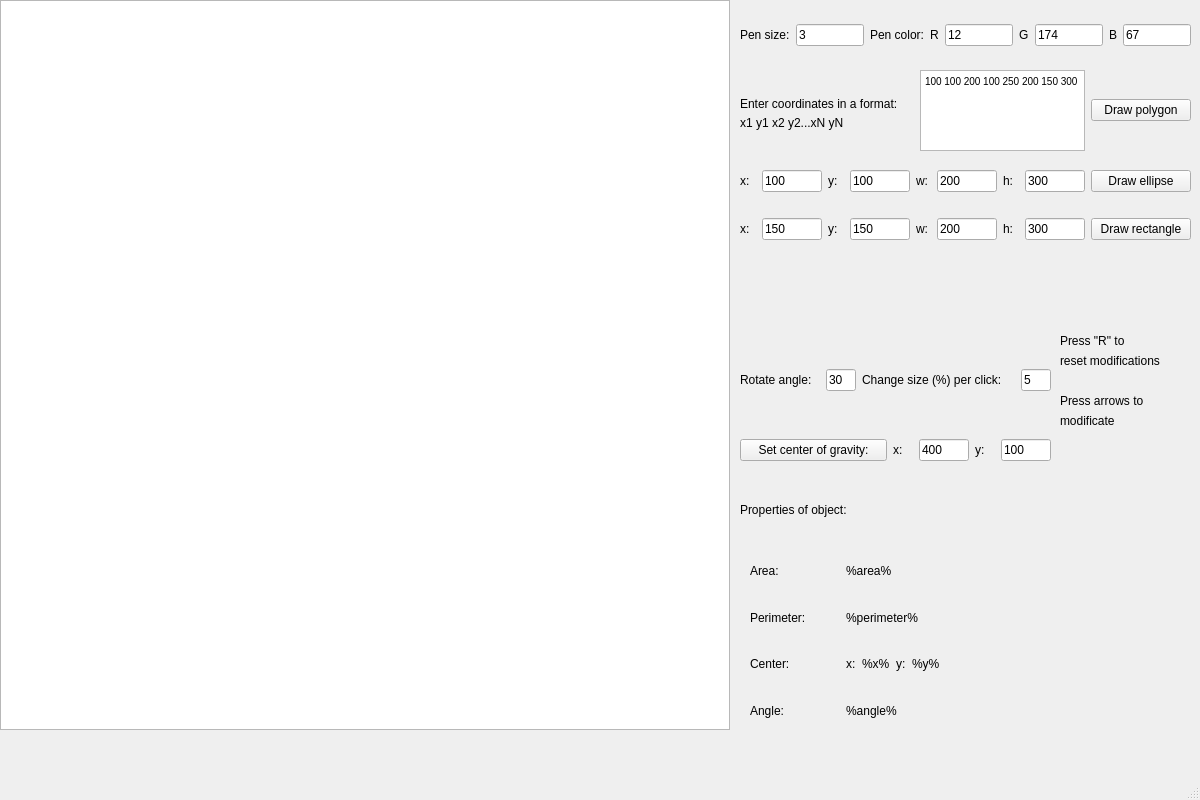
First picture: the form in mainwindow.ui, repository AHTOH2001/Cpp_lab1, before the edit.
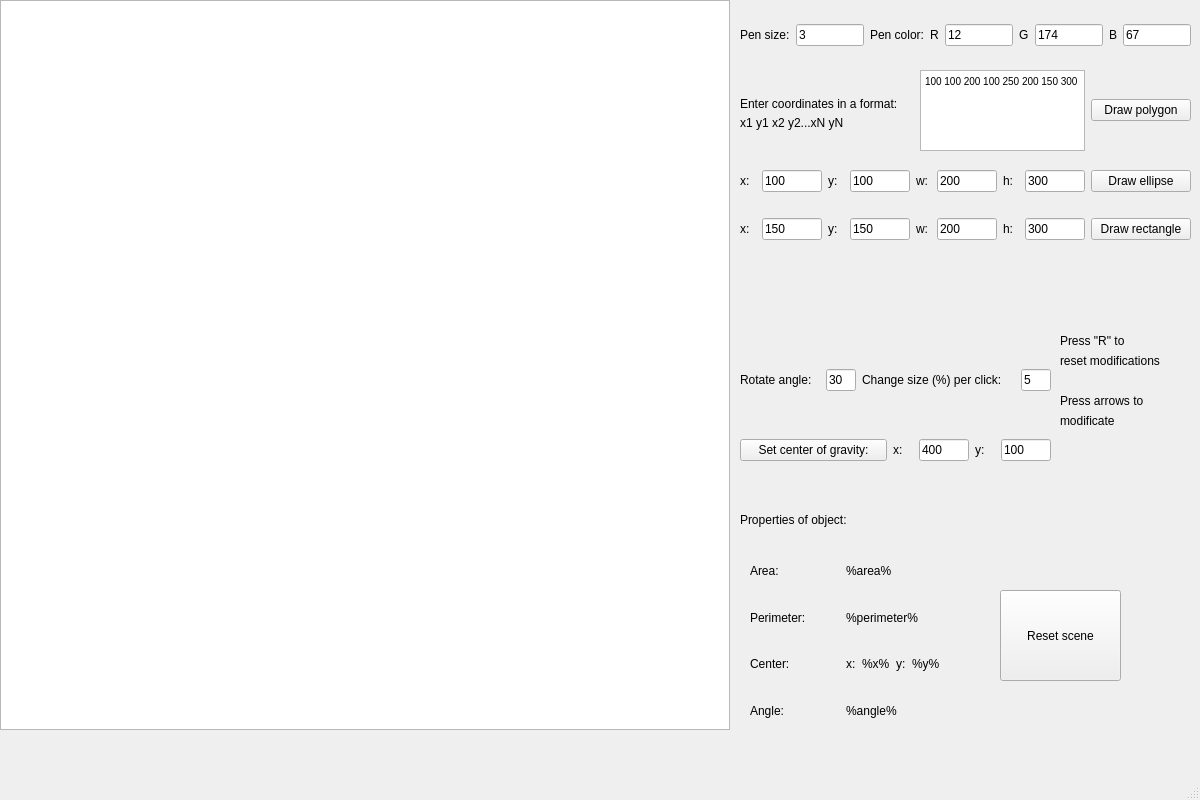
Second picture: the form after the edit.

What changed in the file:
```diff
--- a/mainwindow.ui
+++ b/mainwindow.ui
@@ -869,7 +869,7 @@
     <property name="geometry">
      <rect>
       <x>740</x>
-      <y>490</y>
+      <y>500</y>
       <width>121</width>
       <height>40</height>
      </rect>
@@ -983,6 +983,40 @@
      </item>
     </layout>
    </widget>
+   <widget class="QPushButton" name="Reset_scene">
+    <property name="geometry">
+     <rect>
+      <x>1000</x>
+      <y>590</y>
+      <width>121</width>
+      <height>91</height>
+     </rect>
+    </property>
+    <property name="minimumSize">
+     <size>
+      <width>100</width>
+      <height>0</height>
+     </size>
+    </property>
+    <property name="focusPolicy">
+     <enum>Qt::StrongFocus</enum>
+    </property>
+    <property name="autoFillBackground">
+     <bool>false</bool>
+    </property>
+    <property name="text">
+     <string>Reset scene</string>
+    </property>
+    <property name="autoDefault">
+     <bool>false</bool>
+    </property>
+    <property name="default">
+     <bool>false</bool>
+    </property>
+    <property name="flat">
+     <bool>false</bool>
+    </property>
+   </widget>
   </widget>
   <widget class="QMenuBar" name="menubar">
    <property name="geometry">
```
